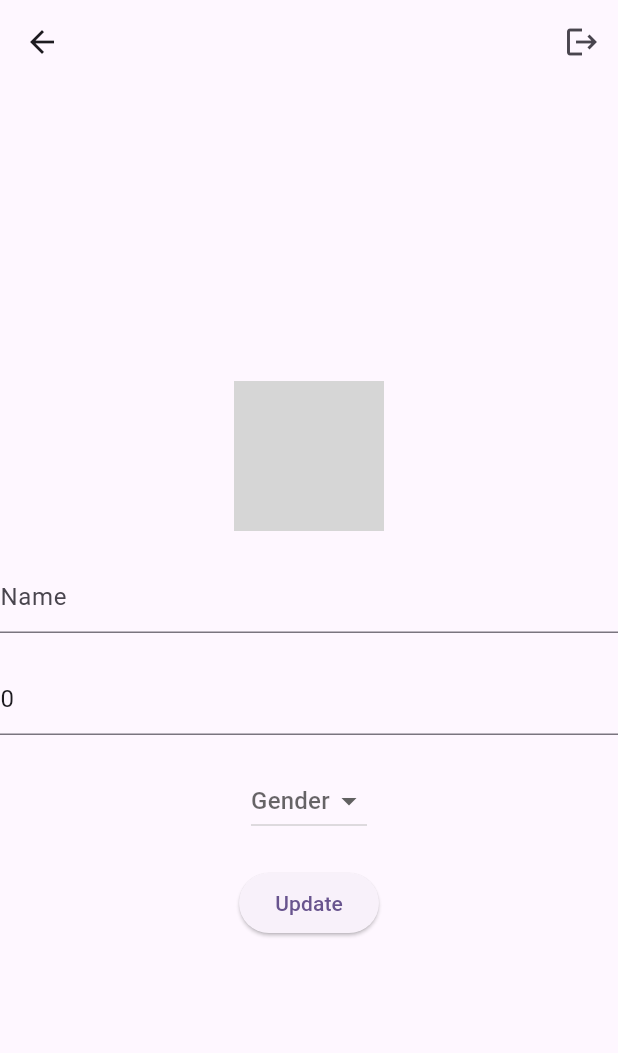
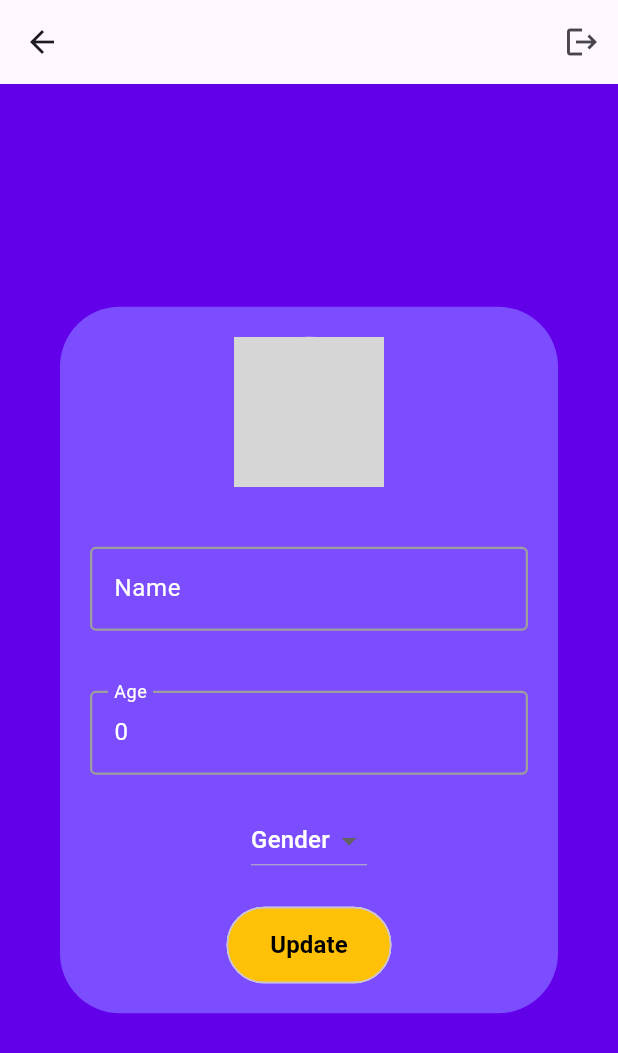
Before and after one commit to mdanisulh/empowher, a Flutter app: the EditProfileView screen opened directly, on a phone screen of 412 x 824 dp. Shown: the top 1053 px of the screen. Run offline on Flutter 3.47's test engine with Material 3 defaults, Android fonts, the phone set to English and light mode, and no system bars; our stand-ins replace cloud_firestore, csc_picker, firebase_auth, firebase_core, firebase_storage, flutter_riverpod and 2 more; accounts and stored records are empty; network calls fail; grey boxes are pictures that could not be loaded.

Commit message:
ui changes

```diff
--- a/lib/features/home/views/edit_profile_view.dart
+++ b/lib/features/home/views/edit_profile_view.dart
@@ -90,6 +90,7 @@ class _OnboardingViewState extends ConsumerState<EditProfileView> {
     return user == null
         ? const Loader()
         : Scaffold(
+            backgroundColor: Colors.deepPurpleAccent.shade700,
             appBar: AppBar(
               actions: [
                 IconButton(
@@ -101,9 +102,17 @@ class _OnboardingViewState extends ConsumerState<EditProfileView> {
               ],
             ),
             body: Center(
+              child: SingleChildScrollView(
+                child: Container(
+                  margin: const EdgeInsets.symmetric(horizontal: 40, vertical: 80),
+                  decoration: BoxDecoration(
+                    borderRadius: BorderRadius.circular(40),
+                    color: Colors.deepPurpleAccent.shade200,
+                  ),
                   child: Column(
                     mainAxisAlignment: MainAxisAlignment.center,
                     children: [
+                      const SizedBox(height: 20),
                       GestureDetector(
                         onTap: () {
                           pickImage().then((value) => setState(() {
@@ -121,24 +130,53 @@ class _OnboardingViewState extends ConsumerState<EditProfileView> {
                               ),
                       ),
                       const SizedBox(height: 20),
-                  TextField(
+                      Padding(
+                        padding: const EdgeInsets.all(20),
+                        child: TextField(
                           controller: nameController,
+                          style: const TextStyle(color: Colors.white),
                           decoration: const InputDecoration(
-                      hintText: 'Name',
+                            labelText: 'Name',
+                            labelStyle: TextStyle(color: Colors.white),
+                            border: OutlineInputBorder(borderSide: BorderSide(color: Colors.white)),
+                            enabledBorder: OutlineInputBorder(
+                              borderSide: BorderSide(color: Colors.grey, width: 1.5),
+                            ),
+                            focusedBorder: OutlineInputBorder(
+                              borderSide: BorderSide(color: Colors.white, width: 1.5),
+                            ),
+                          ),
                         ),
                       ),
                       const SizedBox(height: 20),
-                  TextField(
+                      Padding(
+                        padding: const EdgeInsets.symmetric(horizontal: 20),
+                        child: TextField(
                           controller: ageController,
                           keyboardType: TextInputType.phone,
+                          style: const TextStyle(color: Colors.white),
                           decoration: const InputDecoration(
-                      hintText: 'Age',
+                            labelText: 'Age',
+                            labelStyle: TextStyle(color: Colors.white),
+                            border: OutlineInputBorder(borderSide: BorderSide(color: Colors.white)),
+                            enabledBorder: OutlineInputBorder(
+                              borderSide: BorderSide(color: Colors.grey, width: 1.5),
+                            ),
+                            focusedBorder: OutlineInputBorder(
+                              borderSide: BorderSide(color: Colors.white, width: 1.5),
+                            ),
+                          ),
                         ),
                       ),
                       const SizedBox(height: 20),
                       DropdownButton<String>(
                         value: selected,
-                    hint: const Text('Gender'),
+                        hint: const Text(
+                          'Gender',
+                          style: TextStyle(
+                            color: Colors.white,
+                          ),
+                        ),
                         items: gender.map<DropdownMenuItem<String>>((String value) {
                           return DropdownMenuItem<String>(
                             value: value,
@@ -152,11 +190,14 @@ class _OnboardingViewState extends ConsumerState<EditProfileView> {
                         },
                       ),
                       const SizedBox(height: 20),
-                  ElevatedButton(
-                    onPressed: updateUserData,
-                    child: const Text('Update'),
+                      RoundedSmallButton(
+                        onTap: updateUserData,
+                        label: 'Update',
                       ),
+                      const SizedBox(height: 20),
                     ],
+                  ),
+                ),
               ),
             ),
           );
--- a/lib/features/home/views/home_view.dart
+++ b/lib/features/home/views/home_view.dart
@@ -32,6 +32,7 @@ class _HomeViewState extends ConsumerState<HomeView> {
     if (user == null) return const Loader();
     return Scaffold(
       appBar: AppBar(
+        backgroundColor: Colors.amberAccent,
         title: Image.asset(
           'assets/images/EmpowHer.png',
           height: 50,
--- a/lib/features/home/views/scheme_view.dart
+++ b/lib/features/home/views/scheme_view.dart
@@ -45,7 +45,7 @@ class _SchemeViewState extends ConsumerState<SchemeView> {
   @override
   Widget build(BuildContext context) {
     return Container(
-      color: Colors.deepPurpleAccent.withOpacity(0.5),
+      color: Colors.deepPurple,
       // decoration: BoxDecoration(
       //   gradient: LinearGradient(
       //     begin: Alignment.topRight,
```
Also changed, not shown: lib/features/home/views/scheme_details_view.dart (+3 -10 lines), lib/features/home/widgets/scheme_card.dart (+9 -9 lines). Lines whose indentation alone changed are shown as unchanged.
